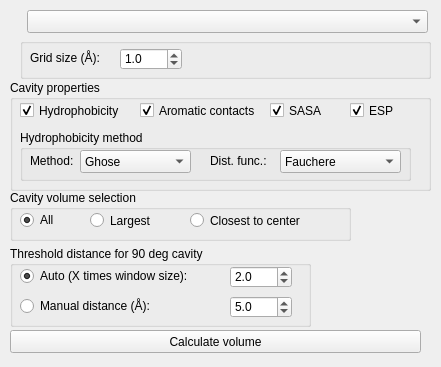
VicenteMartiCentelles/CageCavityCalc, file pymol_plugin/cavecav_widget.ui: the form before one commit.
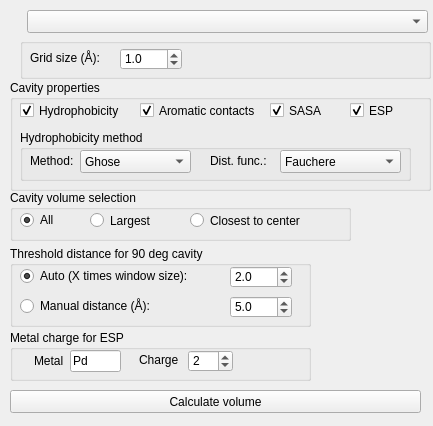
The form after the commit.

Commit message: Added in GUI user metal charges for ESP calculation

```diff
--- a/pymol_plugin/cavecav_widget.ui
+++ b/pymol_plugin/cavecav_widget.ui
@@ -6,8 +6,8 @@
    <rect>
     <x>0</x>
     <y>0</y>
-    <width>441</width>
-    <height>367</height>
+    <width>433</width>
+    <height>426</height>
    </rect>
   </property>
   <property name="windowTitle">
@@ -17,7 +17,7 @@
    <property name="geometry">
     <rect>
      <x>10</x>
-     <y>330</y>
+     <y>390</y>
      <width>411</width>
      <height>23</height>
     </rect>
@@ -403,6 +403,74 @@
     </property>
    </widget>
   </widget>
+  <widget class="QGroupBox" name="groupBox_6">
+   <property name="geometry">
+    <rect>
+     <x>10</x>
+     <y>330</y>
+     <width>301</width>
+     <height>51</height>
+    </rect>
+   </property>
+   <property name="title">
+    <string>Metal charge for ESP</string>
+   </property>
+   <widget class="QSpinBox" name="metal_charge_text">
+    <property name="geometry">
+     <rect>
+      <x>178</x>
+      <y>20</y>
+      <width>45</width>
+      <height>22</height>
+     </rect>
+    </property>
+    <property name="minimum">
+     <number>-99</number>
+    </property>
+    <property name="value">
+     <number>2</number>
+    </property>
+   </widget>
+   <widget class="QLabel" name="label">
+    <property name="geometry">
+     <rect>
+      <x>24</x>
+      <y>23</y>
+      <width>31</width>
+      <height>16</height>
+     </rect>
+    </property>
+    <property name="text">
+     <string>Metal</string>
+    </property>
+   </widget>
+   <widget class="QLabel" name="label_5">
+    <property name="geometry">
+     <rect>
+      <x>129</x>
+      <y>22</y>
+      <width>41</width>
+      <height>16</height>
+     </rect>
+    </property>
+    <property name="text">
+     <string>Charge</string>
+    </property>
+   </widget>
+   <widget class="QLineEdit" name="metal_name_text">
+    <property name="geometry">
+     <rect>
+      <x>60</x>
+      <y>20</y>
+      <width>51</width>
+      <height>22</height>
+     </rect>
+    </property>
+    <property name="text">
+     <string>Pd</string>
+    </property>
+   </widget>
+  </widget>
  </widget>
  <resources/>
  <connections/>
```
The commit also changes 1 other file.
